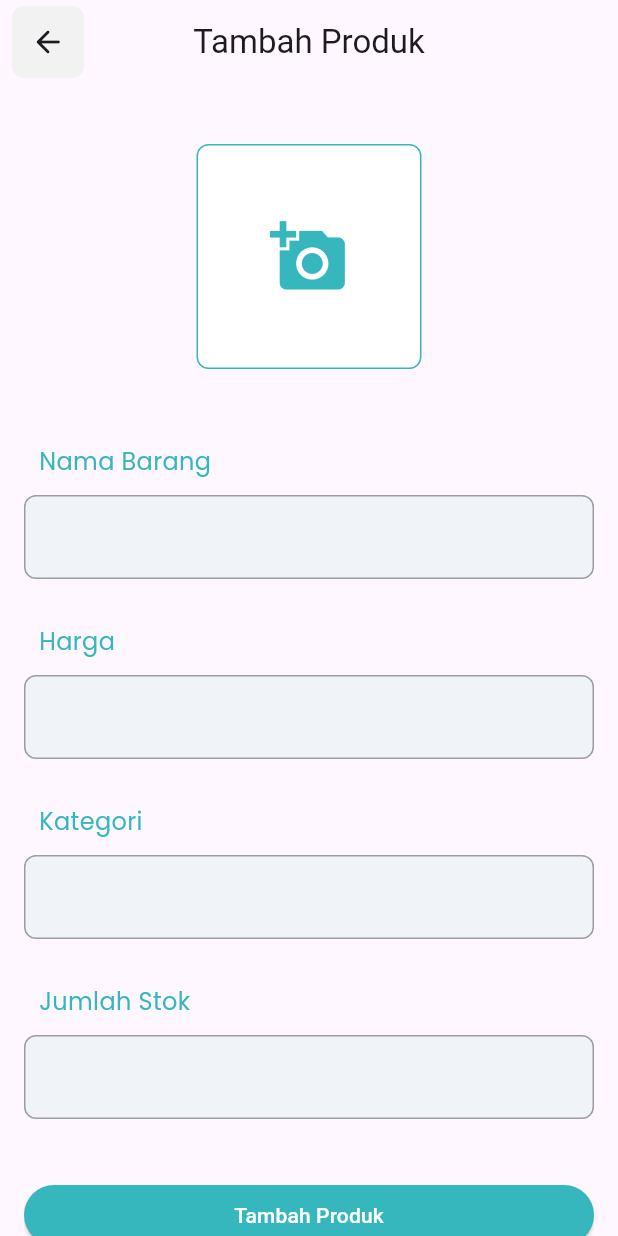
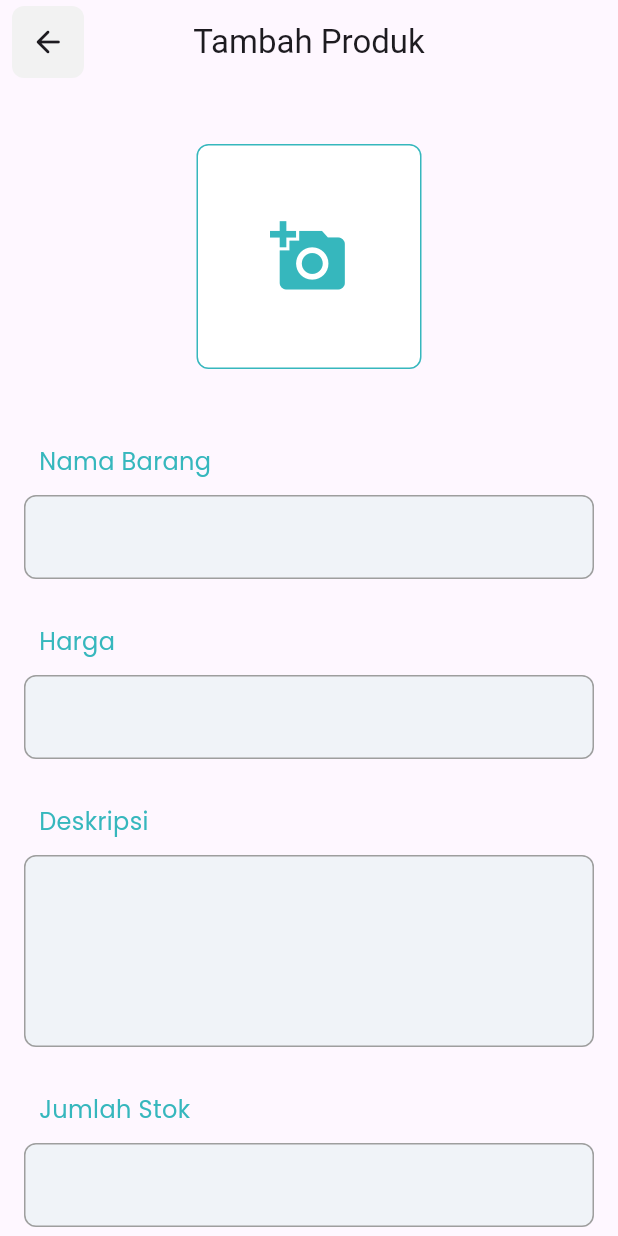
Before and after one commit to bioniclx/bionic, a Flutter app: the screen it shows once a user with an empty profile is signed in, after a tap on "Tambah Produk", on a phone screen of 412 x 824 dp. Run offline on Flutter 3.47's test engine with Material 3 defaults, Android fonts, the phone set to English and light mode, and no system bars; our stand-ins replace cached_network_image, cloud_firestore, dropdown_search, firebase_auth, firebase_core, firebase_storage and 3 more; missing offline and left inert: firebase_cloud_firestore; accounts and stored records are empty; network calls fail; statements that could not run were skipped.

Commit message:
change kategori to deskripsi and set list order by newest

```diff
--- a/lib/app/components/custom_catalog_item.dart
+++ b/lib/app/components/custom_catalog_item.dart
@@ -101,12 +101,11 @@ class CustomCatalogItem extends StatelessWidget {
                       ],
                     ),
                     const SizedBox(height: paddingSmall),
-                    const SizedBox(
+                    SizedBox(
                       width: 150,
                       height: 60,
                       child: CustomText(
-                        text:
-                            'Lorem ipsum dolor sit amet, consectetur adipiscing elit. Etiam sit amet pretium sem, at cursus dolor. Donec et ligula faucibus, cursus neque in, sodales ante. Fusce pretium vestibulum nulla et consectetur.',
+                        text: productCategory,
                         textSize: textSmall,
                         textColor: Colors.black,
                         textWeight: FontWeight.w300,
--- a/lib/app/components/custom_text_field.dart
+++ b/lib/app/components/custom_text_field.dart
@@ -23,6 +23,7 @@ class CustomTextField extends StatelessWidget {
   final TextInputType textFieldType;
   final bool obsecureText;
   final bool enabled;
+  final int? maxLines;
   const CustomTextField({
     super.key,
     required this.textTitle,
@@ -30,6 +31,7 @@ class CustomTextField extends StatelessWidget {
     required this.textFieldType,
     required this.obsecureText,
     this.enabled = true,
+    this.maxLines,
   });
 
   @override
@@ -57,6 +59,7 @@ class CustomTextField extends StatelessWidget {
           keyboardType: textFieldType,
           obscureText: obsecureText,
           enabled: enabled,
+          maxLines: maxLines ?? 1,
           decoration: const InputDecoration(
             enabledBorder: OutlineInputBorder(
               borderRadius: BorderRadius.all(Radius.circular(8)),
--- a/lib/app/components/custom_update_product_dialog.dart
+++ b/lib/app/components/custom_update_product_dialog.dart
@@ -121,7 +121,8 @@ class CustomUpdateProductDialog extends StatelessWidget {
                   ),
                   const SizedBox(height: spaceVerySmall),
                   CustomTextField(
-                    textTitle: 'Kategori',
+                    maxLines: 4,
+                    textTitle: 'Deskripsi',
                     textFieldController: productCategory,
                     textFieldType: TextInputType.name,
                     obsecureText: false,
--- a/lib/app/modules/add_product/views/add_product_view.dart
+++ b/lib/app/modules/add_product/views/add_product_view.dart
@@ -113,7 +113,8 @@ class AddProductView extends GetView<AddProductController> {
             ),
             const SizedBox(height: spaceMedium),
             CustomTextField(
-              textTitle: 'Kategori',
+              maxLines: 4,
+              textTitle: 'Deskripsi',
               textFieldController: controller.productCategoryController,
               textFieldType: TextInputType.name,
               obsecureText: false,
--- a/lib/app/modules/home/controllers/home_controller.dart
+++ b/lib/app/modules/home/controllers/home_controller.dart
@@ -70,6 +70,8 @@ class HomeController extends GetxController {
     return FirebaseFirestore.instance
         .collection('sales')
         .where("store_id", isEqualTo: storeId.value)
+        .orderBy("created_at", descending: true)
+        .limit(5)
         .snapshots();
   }
 
--- a/lib/app/modules/report_sales/controllers/report_sales_controller.dart
+++ b/lib/app/modules/report_sales/controllers/report_sales_controller.dart
@@ -35,16 +35,19 @@ class ReportSalesController extends GetxController {
       return ref
           .where("created_at",
               isGreaterThan: DateTime.now().subtract(const Duration(days: 7)))
+          .orderBy("created_at", descending: true)
           .snapshots();
     } else if (index == 2) {
       return ref
           .where("created_at",
               isGreaterThan: DateTime.now().subtract(const Duration(days: 30)))
+          .orderBy("created_at", descending: true)
           .snapshots();
     } else if (index == 3) {
       return ref
           .where("created_at",
               isGreaterThan: DateTime.now().subtract(const Duration(days: 180)))
+          .orderBy("created_at", descending: true)
           .snapshots();
     } else {
       return ref.snapshots();
```
Also changed, not shown: lib/app/modules/home/views/home_view.dart (+8 -3 lines).
